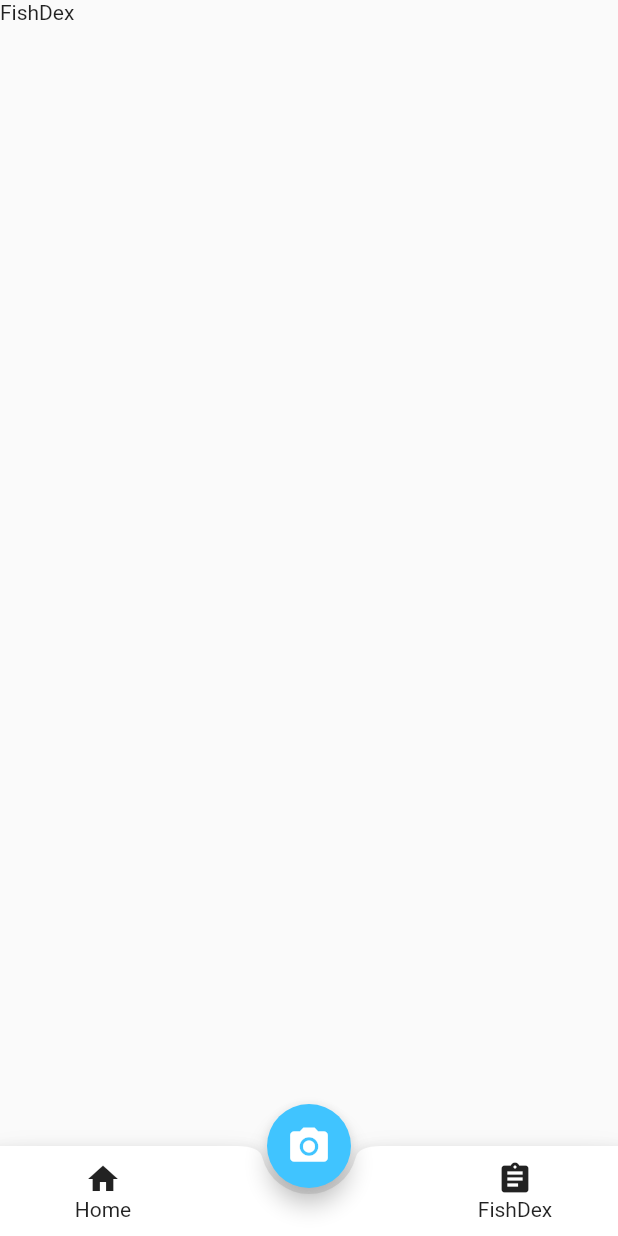
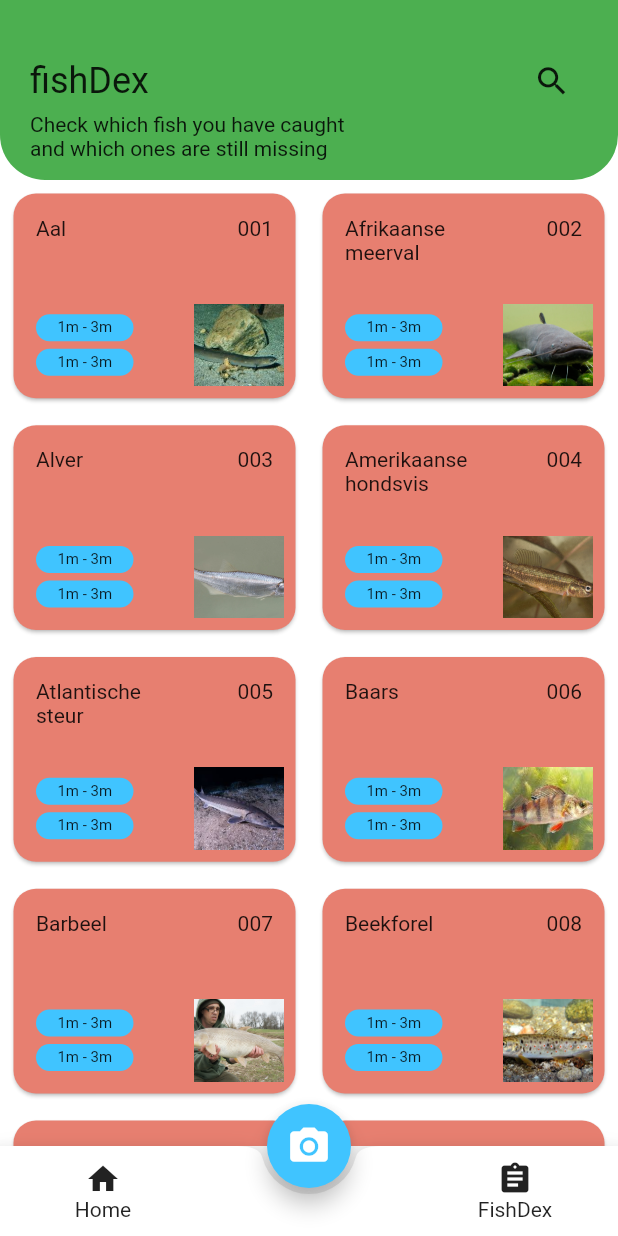
Before and after one commit to Werdert45/fishfinder-app, a Flutter app: the screen it shows once a user with an empty profile is signed in, on a phone screen of 412 x 824 dp. Run offline on Flutter 3.47's test engine with Material 2 defaults, Android fonts, the phone set to English and light mode, and no system bars; our stand-ins replace camera, cloud_firestore, firebase_auth, google_fonts, gradient_widgets, image_picker and 2 more; missing offline and left inert: flappy_search_bar, image_crop, tflite; accounts and stored records are empty.

Commit message:
APP-201: fishdex layout + single species format

```diff
--- /dev/null
+++ b/lib/models/species.dart
@@ -0,0 +1,38 @@
+import 'dart:convert';
+
+class Species {
+  final String number;
+  final String name;
+  final String latin_name;
+  final String length;
+  final String edible;
+  final String conservation_state;
+  final String catch_state;
+  final String catch_time;
+  final String general_information;
+  final String living_area;
+  final String lifecycle;
+  final List references;
+
+
+  Species({this.number, this.name, this.latin_name, this.catch_state, this.edible, this.conservation_state, this.catch_time, this.length, this.general_information, this.living_area, this.lifecycle, this.references});
+
+  factory Species.fromJSON(Map<String, dynamic> json) {
+    return new Species(
+        number: json['number'] as String,
+        name: json['name'] as String,
+        latin_name: json['latin_name'] as String,
+        catch_state: json['catch_state'] as String,
+        edible: json['edible'] as String,
+        conservation_state: json['conservation_state'] as String,
+        catch_time: json['catch_time'] as String,
+        length: json['length'] as String,
+        general_information: json['general_information'] as String,
+        living_area: json['living_area'] as String,
+        lifecycle: json['lifecycle'] as String,
+        references: json['references'] as List
+    );
+  }
+
+
+}
--- /dev/null
+++ b/lib/screens/app/fishdex_pages/fishdex.dart
@@ -0,0 +1,64 @@
+import 'package:camera/camera.dart';
+import 'package:fishfinder_app/models/user.dart';
+import 'package:flutter/material.dart';
+import 'package:fishfinder_app/models/species.dart';
+import 'dart:convert';
+import 'package:fishfinder_app/screens/app/fishdex_pages/list.dart';
+import 'package:provider/provider.dart';
+import 'package:shared_preferences/shared_preferences.dart';
+
+class FishDex extends StatefulWidget {
+  final List<CameraDescription> cameras;
+
+  FishDex(this.cameras);
+
+  @override
+  _FishDexState createState() => _FishDexState();
+}
+
+class _FishDexState extends State<FishDex> {
+  @override
+
+  List data;
+  @override
+
+  Widget build(BuildContext context) {
+
+//    var langage = widget.language["fishdex"];
+
+    var user = Provider.of<User>(context);
+
+    return Scaffold(
+      backgroundColor: Colors.white,
+      body: Stack(
+        children: <Widget>[
+          new Container(
+              child: Center(
+                  child: new FutureBuilder(
+                      future: DefaultAssetBundle.of(context).loadString('assets/json/species.json'),
+                      builder: (context, snapshot) {
+                        if (!snapshot.hasData) {
+                          return new Center(child: new Text("loading"));
+                        }
+
+                        List<Species> species = parseJSON(snapshot.data.toString());
+                        return species.isNotEmpty
+                            ? new SpeciesList(species: species, uid: user.uid)
+                            : new Center(child: new CircularProgressIndicator());
+                      }
+                  )
+              )
+          ),
+        ],
+      ),
+    );
+  }
+
+  List<Species> parseJSON(String response) {
+    if (response == null) {
+      return [];
+    }
+    final parsed = json.decode(response.toString()).cast<Map<String, dynamic>>();
+    return parsed.map<Species>((json) => new Species.fromJSON(json)).toList();
+  }
+}
--- /dev/null
+++ b/lib/screens/app/fishdex_pages/list.dart
@@ -0,0 +1,235 @@
+import 'package:cloud_firestore/cloud_firestore.dart';
+import 'package:fishfinder_app/screens/partials/searchSpecies.dart';
+import 'package:fishfinder_app/services/database_service.dart';
+import 'package:flappy_search_bar/flappy_search_bar.dart';
+import 'package:flutter/cupertino.dart';
+import 'package:flutter/foundation.dart';
+import 'package:flutter/material.dart';
+import 'package:fishfinder_app/models/species.dart';
+import 'package:fishfinder_app/screens/app/species_pages/speciesInformation.dart';
+import 'dart:core';
+import 'package:fishfinder_app/shared/constants.dart';
+import 'package:gradient_widgets/gradient_widgets.dart';
+import 'package:percent_indicator/circular_percent_indicator.dart';
+
+class SpeciesList extends StatefulWidget {
+  final List<Species> species;
+  final String uid;
+  final Map language;
+
+  SpeciesList({Key key, this.species, this.uid, this.language}) : super(key: key);
+
+  @override
+  _SpeciesListState createState() => _SpeciesListState();
+}
+
+
+class _SpeciesListState extends State<SpeciesList> {
+  @override
+
+  Widget build(BuildContext context) {
+
+    final Streams streams = Streams(uid: widget.uid);
+
+
+    return Stack(
+        children: <Widget>[
+          new SingleChildScrollView(
+              scrollDirection: Axis.vertical,
+              child: new StreamBuilder(
+                  stream: streams.UserData,
+                  builder: (BuildContext context, snapshot) {
+
+                    var speciesFromDB = snapshot.data['catch_record'];
+                    var speciesList = [];
+                    var uniqueSpecies = [];
+
+                    for (int i = 0; i < speciesFromDB.length; i++) {
+                      speciesFromDB[i].forEach((k, v) {
+                        speciesList.add(v);
+                        if (!uniqueSpecies.contains(v)) {
+                          uniqueSpecies.add(v);
+                        }
+                      });
+                    }
+
+                    if (!snapshot.hasData) {
+                      return new Center(child: new Text("loading"));
+                    }
+                    return Column(
+                      children: <Widget>[
+                        Container(
+                          width: MediaQuery.of(context).size.width,
+                          height: 120,
+                          decoration: BoxDecoration(
+                              color: Colors.green,
+                              borderRadius: new BorderRadius.only(
+                                bottomLeft: const Radius.circular(30.0),
+                                bottomRight: const Radius.circular(30.0),
+                              )
+                          ),
+                          child: Padding(
+                            padding: const EdgeInsets.symmetric(horizontal: 20.0),
+                            child: Stack(
+                              children: [
+                                Align(
+                                  alignment: Alignment.topRight,
+                                  child: Padding(
+                                    padding: const EdgeInsets.only(top: 30.0),
+                                    child: IconButton(
+                                        icon: Icon(Icons.search, size: 25),
+                                        onPressed: () {
+                                          showSearch(
+                                              context: context,
+                                              delegate: SpeciesSearch(widget.species)
+                                          );
+                                        }
+                                    ),
+                                  ),
+                                ),
+                                Padding(padding: EdgeInsets.only(top: 40), child: Text("fishDex", style: TextStyle(fontSize: 24))),
+                                Padding(
+                                  padding: const EdgeInsets.only(top: 75),
+                                  child: Text("Check which fish you have caught\nand which ones are still missing"),
+                                ),
+                              ],
+                            ),
+                          ),
+                        ),
+                        GridView.builder(
+                            physics: ScrollPhysics(),
+                            scrollDirection: Axis.vertical,
+                            shrinkWrap: true,
+                            itemCount: widget.species == null ? 0 : widget
+                                .species.length,
+                            gridDelegate: new SliverGridDelegateWithFixedCrossAxisCount(
+                                childAspectRatio: 4/3,
+                                crossAxisCount: 2),
+                            itemBuilder: (BuildContext context, int index) {
+                              return new GestureDetector(
+                                  child: new Container(
+                                    padding: const EdgeInsets.all(5.0),
+                                    child: new Card(
+                                        color: Color(0xffe77f70),
+                                        shape: RoundedRectangleBorder(
+                                          borderRadius: BorderRadius.circular(
+                                              15.0),
+                                        ),
+                                        elevation: 1.0,
+                                        child: Stack(
+                                          children: [
+                                            Padding(
+                                                padding: EdgeInsets.only(top: 15, left: 15),
+                                                child: SizedBox(
+                                                    width: 105,
+                                                    child: Text(widget.species[index].name.substring(0,1).toUpperCase() + widget.species[index].name.substring(1), style: TextStyle(fontSize: 14))
+                                                )
+                                            ),
+                                            Align(
+                                                alignment: Alignment.topRight,
+                                                child: Padding(
+                                                  padding: const EdgeInsets.only(right: 15, top: 15),
+                                                  child: Text(widget.species[index].number),
+                                                )
+                                            ),
+                                            Align(
+                                              alignment: Alignment.bottomLeft,
+                                              child: Padding(
+                                                padding: EdgeInsets.only(left: 15, bottom: 15),
+                                                child: Container(
+                                                  height: 41,
+                                                  child: Column(
+                                                    children: [
+                                                      Container(
+                                                          width: 65,
+                                                          height: 18,
+                                                          decoration: BoxDecoration(
+                                                              borderRadius: BorderRadius.all(Radius.circular(15)),
+                                                              color: Colors.lightBlueAccent),
+                                                          child: Center(child: Text("1m - 3m", style: TextStyle(fontSize: 10)))
+                                                      ),
+                                                      SizedBox(height: 5),
+                                                      Container(
+                                                          width: 65,
+                                                          height: 18,
+                                                          decoration: BoxDecoration(
+                                                              borderRadius: BorderRadius.all(Radius.circular(15)),
+                                                              color: Colors.lightBlueAccent),
+                                                          child: Center(child: Text("1m - 3m", style: TextStyle(fontSize: 10)))
+                                                      )
+                                                    ],
+                                                  ),
+                                                ),
+                                              ),
+                                            ),
+                                            Align(
+                                                alignment: Alignment.bottomRight,
+                                                child: Padding(
+                                                  padding: EdgeInsets.only(bottom: 8, right: 8),
+                                                  child: Container(
+                                                    width: 60,
+                                                    height: 55,
+                                                    decoration: BoxDecoration(
+                                                        image: DecorationImage(
+                                                            image: AssetImage(
+                                                                'assets/images/preview/' +
+                                                                    widget
+                                                                        .species[index]
+                                                                        .name
+                                                                        .toLowerCase() +
+                                                                    '.jpg'),
+                                                            fit: BoxFit.cover
+                                                        )
+                                                    ),
+                                                  ),
+                                                )
+                                            )
+                                          ],
+                                        )
+                                    ),
+                                  ),
+                                  onTap: () {
+                                    Navigator.push(context, MaterialPageRoute(
+                                        builder: (context) => SpeciesScreen(),
+                                        settings: RouteSettings(
+                                            arguments: widget.species[index]
+                                        )
+                                    )
+                                    );
+                                  }
+                              );
+                            }),
+                        SizedBox(height: 50)
+                      ],
+                    );
+                  }
+              )
+          ),
+        ]
+    );
+  }
+
+}
+
+
+//Container(
+//width: 200,
+//height: 100,
+//decoration: BoxDecoration(
+//image: DecorationImage(
+//image: AssetImage(
+//'assets/images/preview/' +
+//widget
+//    .species[index]
+//.name
+//    .toLowerCase() +
+//'.jpg'),
+//fit: BoxFit.cover
+//)
+//),
+//),
+
+
+//widget
+//    .species[index]
+//.number)
--- a/lib/screens/app/main_pages/dashboard.dart
+++ b/lib/screens/app/main_pages/dashboard.dart
@@ -1,6 +1,6 @@
 import 'package:cloud_firestore/cloud_firestore.dart';
 import 'package:fishfinder_app/models/user.dart';
-import 'package:fishfinder_app/screens/app/main_pages/fishdex.dart';
+import 'package:fishfinder_app/screens/app/fishdex_pages/fishdex.dart';
 import 'package:fishfinder_app/services/auth_service.dart';
 import 'package:fishfinder_app/services/database_service.dart';
 import 'package:fishfinder_app/shared/dashboardFunction.dart';
@@ -29,7 +29,7 @@ class _DashBoardState extends State<DashBoard> {
     Widget _fishdexButton(text) {
       return InkWell(
         onTap: () {
-          Navigator.push(context, MaterialPageRoute(builder: (context) => FishDex()));
+//          Navigator.push(context, MaterialPageRoute(builder: (context) => FishDex()));
         },
         child: Container(
           width: 85,
--- a/lib/screens/app/main_pages/fishdex.dart
+++ /dev/null
@@ -1,15 +0,0 @@
-import 'package:flutter/material.dart';
-
-class FishDex extends StatefulWidget {
-  @override
-  _FishDexState createState() => _FishDexState();
-}
-
-class _FishDexState extends State<FishDex> {
-  @override
-  Widget build(BuildContext context) {
-    return Scaffold(
-      body: Container(child: Text("FishDex")),
-    );
-  }
-}
--- a/lib/screens/app/main_pages/homepage.dart
+++ b/lib/screens/app/main_pages/homepage.dart
@@ -1,6 +1,6 @@
 import 'package:fishfinder_app/models/user.dart';
 import 'package:fishfinder_app/screens/app/camera_pages/camerascreen.dart';
-import 'package:fishfinder_app/screens/app/main_pages/fishdex.dart';
+import 'package:fishfinder_app/screens/app/fishdex_pages/fishdex.dart';
 import 'package:fishfinder_app/screens/app/main_pages/dashboard.dart';
 import 'package:fishfinder_app/screens/partials/FABBottomAppBarItem.dart';
 import 'package:flutter/material.dart';
@@ -55,7 +55,7 @@ class _HomePageState extends State<HomePage>
     var pages = <Widget>[
 //      DashBoard(widget.camera),
       DashBoard(uid: user.uid),
-      FishDex()
+      FishDex(widget.camera)
 //      FishDex(widget.camera),
     ];
 
--- a/lib_legacy/screens/home/fishdex/fishdex.dart
+++ b/lib_legacy/screens/home/fishdex/fishdex.dart
@@ -9,6 +9,8 @@ import 'package:fishfinder_app/screens/home/camera/camerascreen.dart';
 import 'package:provider/provider.dart';
 import 'package:cloud_firestore/cloud_firestore.dart';
 import 'package:shared_preferences/shared_preferences.dart';
+
+import 'list.dart';
 
 class FishDex extends StatefulWidget {
   final List<CameraDescription> cameras;
--- a/lib_legacy/screens/home/fishdex/list.dart
+++ b/lib_legacy/screens/home/fishdex/list.dart
@@ -20,7 +20,6 @@ class SpeciesList extends StatefulWidget {
   @override
   _SpeciesListState createState() => _SpeciesListState();
 }
-
 
 class _SpeciesListState extends State<SpeciesList> {
   @override
```
Also changed, not shown: lib/screens/app/species_pages/speciesInformation.dart (added, +139 -0 lines), lib/screens/partials/searchSpecies.dart (added, +74 -0 lines).
